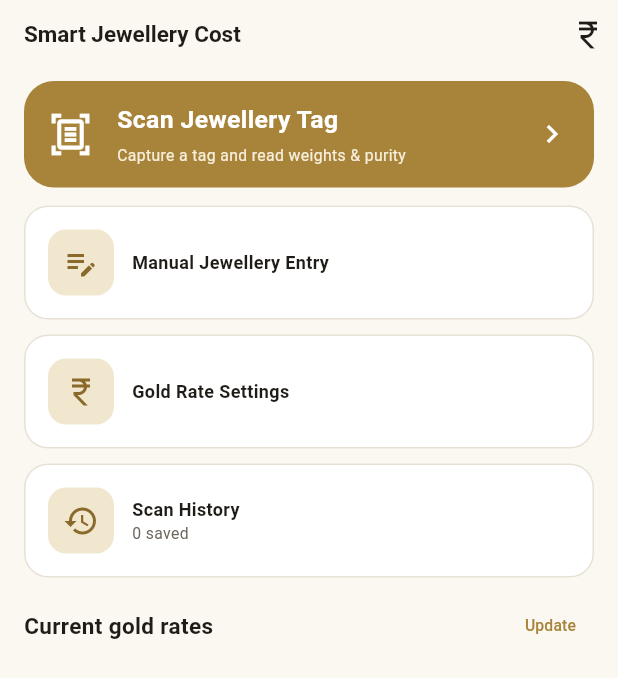
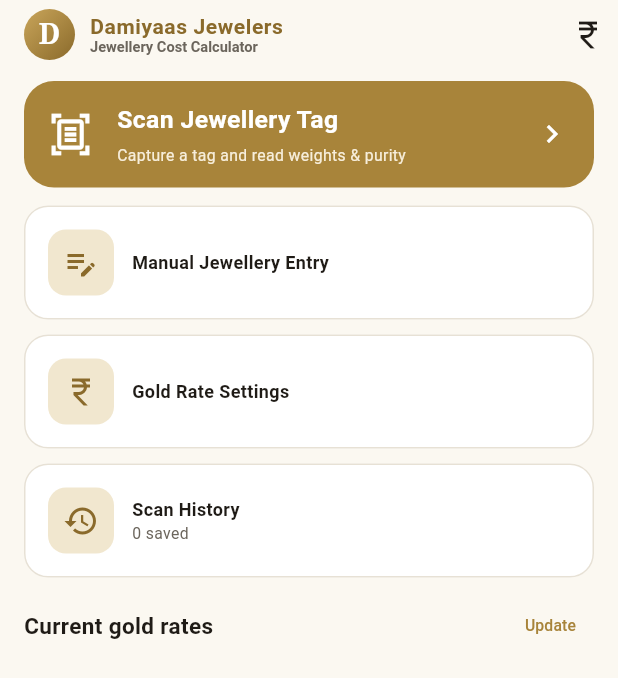
Before and after one commit to vikasagg/jewelry-cost-app, a Flutter app: the DashboardScreen screen opened directly, on a phone screen of 412 x 824 dp. Shown: the top 678 px of the screen. Run offline on Flutter 3.47's test engine with Material 3 defaults, Android fonts, the phone set to English and light mode, and no system bars; our stand-ins replace flutter_secure_storage, hive_ce_flutter, image_picker, share_plus, web; missing offline and left inert: dart:js_interop, google_mlkit_text_recognition; accounts and stored records are empty.

Commit message:
Brand the app as Damiyaas Jewelers
- Shop name and gold "D" monogram on the dashboard header, the first-run
  welcome and the cost estimate card (the image sent on WhatsApp), plus
  the shared text and WhatsApp caption.
- App name "Damiyaas Jewelers" on Android, iOS and web; new gold monogram
  launcher/web icons.
- Estimate card: no "Untitled item"/empty Tag No. when the tag has no
  number; taxable caption lists only non-zero parts.
- Widget test: scanned real tag keeps FANCY CUT as diamond in the estimate.

Co-Authored-By: Claude Opus 5.5 <noreply@anthropic.com>
Claude-Session: https://claude.ai/code/session_01Ty8ibr9qUkpqR5XqhoszLs

```diff
--- /dev/null
+++ b/lib/branding.dart
@@ -0,0 +1,78 @@
+import 'package:flutter/material.dart';
+
+import 'ui/theme.dart';
+
+/// Shop branding used across the app, the shared estimate image and text.
+class Brand {
+  static const name = 'Damiyaas Jewelers';
+  static const tagline = 'Jewellery Cost Calculator';
+  static const monogram = 'D';
+}
+
+/// Gold circular monogram.
+class BrandMark extends StatelessWidget {
+  const BrandMark({super.key, this.size = 40});
+  final double size;
+
+  @override
+  Widget build(BuildContext context) => Container(
+    width: size,
+    height: size,
+    alignment: Alignment.center,
+    decoration: const BoxDecoration(
+      shape: BoxShape.circle,
+      gradient: LinearGradient(
+        begin: Alignment.topLeft,
+        end: Alignment.bottomRight,
+        colors: [Color(0xFFC9A55A), AppColors.goldDeep],
+      ),
+    ),
+    child: Text(
+      Brand.monogram,
+      // Fixed size: the monogram must not scale with the text setting.
+      textScaler: TextScaler.noScaling,
+      style: TextStyle(
+        color: Colors.white,
+        fontSize: size * 0.55,
+        fontWeight: FontWeight.w700,
+        fontFamily: 'serif',
+      ),
+    ),
+  );
+}
+
+/// Monogram + shop name (+ optional subtitle), used on the dashboard and on
+/// the cost estimate shared to customers.
+class BrandHeader extends StatelessWidget {
+  const BrandHeader({super.key, this.subtitle = Brand.tagline, this.size = 40});
+  final String subtitle;
+  final double size;
+
+  @override
+  Widget build(BuildContext context) => Row(
+    children: [
+      BrandMark(size: size),
+      const SizedBox(width: 10),
+      Expanded(
+        child: Column(
+          crossAxisAlignment: CrossAxisAlignment.start,
+          children: [
+            Text(
+              Brand.name,
+              style: TextStyle(
+                fontSize: size * 0.55,
+                fontWeight: FontWeight.w700,
+                color: AppColors.goldDeep,
+                letterSpacing: 0.4,
+              ),
+            ),
+            Text(
+              subtitle,
+              style: const TextStyle(fontSize: 13, color: AppColors.muted),
+            ),
+          ],
+        ),
+      ),
+    ],
+  );
+}
--- a/lib/main.dart
+++ b/lib/main.dart
@@ -1,6 +1,7 @@
 import 'package:flutter/material.dart';
 
 import 'app_state.dart';
+import 'branding.dart';
 import 'data/key_value_store.dart';
 import 'data/secure_hive_store.dart';
 import 'ui/screens/dashboard_screen.dart';
@@ -28,7 +29,7 @@ class JewelleryCostApp extends StatelessWidget {
   Widget build(BuildContext context) => AppScope(
     state: state,
     child: MaterialApp(
-      title: 'Smart Jewellery Cost Calculator',
+      title: Brand.name,
       debugShowCheckedModeBanner: false,
       theme: buildTheme(),
       // Compact UI: all text 25% smaller (on top of the phone's own
--- a/lib/ui/screens/dashboard_screen.dart
+++ b/lib/ui/screens/dashboard_screen.dart
@@ -1,6 +1,7 @@
 import 'package:flutter/material.dart';
 
 import '../../app_state.dart';
+import '../../branding.dart';
 import '../../core/money.dart';
 import '../../models/purity.dart';
 import '../theme.dart';
@@ -23,7 +24,7 @@ class DashboardScreen extends StatelessWidget {
     final historyCount = state.history.all().length;
     return Scaffold(
       appBar: AppBar(
-        title: const Text('Smart Jewellery Cost'),
+        title: const BrandHeader(size: 34),
         actions: const [RatesAction()],
       ),
       body: SafeArea(
--- a/lib/ui/screens/rate_setup_screen.dart
+++ b/lib/ui/screens/rate_setup_screen.dart
@@ -1,6 +1,7 @@
 import 'package:flutter/material.dart';
 
 import '../../app_state.dart';
+import '../../branding.dart';
 import '../../core/money.dart';
 import '../../models/gold_rates.dart';
 import '../../models/purity.dart';
@@ -110,7 +111,9 @@ class _RateSetupScreenState extends State<RateSetupScreen> {
     final rates = AppScope.of(context).rates;
     return Scaffold(
       appBar: AppBar(
-        title: Text(widget.firstRun ? 'Welcome' : 'Gold Rate Settings'),
+        title: Text(
+          widget.firstRun ? 'Welcome to ${Brand.name}' : 'Gold Rate Settings',
+        ),
         automaticallyImplyLeading: !widget.firstRun,
       ),
       body: SafeArea(
--- a/lib/ui/summary_text.dart
+++ b/lib/ui/summary_text.dart
@@ -1,3 +1,4 @@
+import '../branding.dart';
 import '../core/money.dart';
 import '../models/gold_rates.dart';
 import '../models/jewellery_input.dart';
@@ -7,7 +8,8 @@ import 'widgets/common.dart';
 /// Plain-text cost summary for sharing/exporting.
 String buildSummaryText(JewelleryInput i, PricingResult r, GoldRates rates) {
   final b = StringBuffer()
-    ..writeln('JEWELLERY COST SUMMARY')
+    ..writeln(Brand.name.toUpperCase())
+    ..writeln('Jewellery Cost Estimate')
     ..writeln('Estimate only — not a tax invoice')
     ..writeln('');
   if (i.tagNumber != null) b.writeln('Tag no: ${i.tagNumber}');
```
Also changed, not shown: lib/ui/screens/result_screen.dart (+12 -38 lines), 30 other files.
